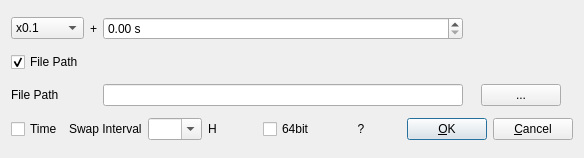
Before: the Qt Designer form app/qtapp/appcmn_qt/fileoptdlg.ui in lhuisman/myRTKLIB, drawn with Qt 5.
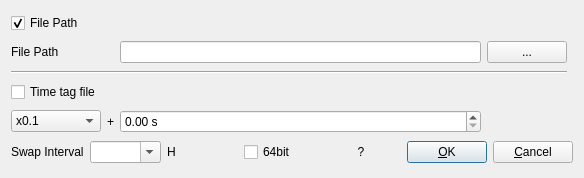
After: the same form once the commit is applied.

```diff
--- a/app/qtapp/appcmn_qt/fileoptdlg.ui
+++ b/app/qtapp/appcmn_qt/fileoptdlg.ui
@@ -7,7 +7,7 @@
     <x>0</x>
     <y>0</y>
     <width>584</width>
-    <height>158</height>
+    <height>178</height>
    </rect>
   </property>
   <property name="windowTitle">
@@ -17,7 +17,118 @@
    <string/>
   </property>
   <layout class="QGridLayout" name="gridLayout">
-   <item row="4" column="1" colspan="8">
+   <item row="4" column="1">
+    <widget class="QCheckBox" name="cBTimeTag">
+     <property name="toolTip">
+      <string>Generate time tag file</string>
+     </property>
+     <property name="text">
+      <string>Time tag file</string>
+     </property>
+    </widget>
+   </item>
+   <item row="2" column="1">
+    <widget class="QLabel" name="lbFilePath">
+     <property name="toolTip">
+      <string/>
+     </property>
+     <property name="text">
+      <string>File Path</string>
+     </property>
+    </widget>
+   </item>
+   <item row="1" column="1">
+    <widget class="QCheckBox" name="cBPathEnable">
+     <property name="toolTip">
+      <string>Specify file path</string>
+     </property>
+     <property name="text">
+      <string>File Path</string>
+     </property>
+     <property name="checked">
+      <bool>true</bool>
+     </property>
+    </widget>
+   </item>
+   <item row="5" column="1">
+    <widget class="QComboBox" name="cBTimeSpeed">
+     <property name="toolTip">
+      <string>File read speed</string>
+     </property>
+     <item>
+      <property name="text">
+       <string>x0.1</string>
+      </property>
+     </item>
+     <item>
+      <property name="text">
+       <string>x0.2</string>
+      </property>
+     </item>
+     <item>
+      <property name="text">
+       <string>x0.5</string>
+      </property>
+     </item>
+     <item>
+      <property name="text">
+       <string>x1</string>
+      </property>
+     </item>
+     <item>
+      <property name="text">
+       <string>x2</string>
+      </property>
+     </item>
+     <item>
+      <property name="text">
+       <string>x5</string>
+      </property>
+     </item>
+     <item>
+      <property name="text">
+       <string>x10</string>
+      </property>
+     </item>
+    </widget>
+   </item>
+   <item row="5" column="2">
+    <widget class="QLabel" name="lbPlus">
+     <property name="sizePolicy">
+      <sizepolicy hsizetype="Fixed" vsizetype="Preferred">
+       <horstretch>0</horstretch>
+       <verstretch>0</verstretch>
+      </sizepolicy>
+     </property>
+     <property name="text">
+      <string>+</string>
+     </property>
+    </widget>
+   </item>
+   <item row="5" column="3">
+    <widget class="QDoubleSpinBox" name="sBTimeStart">
+     <property name="toolTip">
+      <string>Start time</string>
+     </property>
+     <property name="suffix">
+      <string> s</string>
+     </property>
+     <property name="maximum">
+      <double>10000.000000000000000</double>
+     </property>
+    </widget>
+   </item>
+   <item row="2" column="3">
+    <widget class="QLineEdit" name="lEFilePath">
+     <property name="toolTip">
+      <string>File path</string>
+     </property>
+     <property name="text">
+      <string/>
+     </property>
+    </widget>
+   </item>
+   <item row="8" column="1" colspan="5">
     <widget class="QWidget" name="widget" native="true">
      <property name="sizePolicy">
       <sizepolicy hsizetype="Preferred" vsizetype="Maximum">
@@ -38,16 +149,6 @@
       <property name="bottomMargin">
        <number>0</number>
       </property>
-      <item>
-       <widget class="QCheckBox" name="cBTimeTag">
-        <property name="toolTip">
-         <string/>
-        </property>
-        <property name="text">
-         <string>Time</string>
-        </property>
-       </widget>
-      </item>
       <item>
        <widget class="QLabel" name="lbSwapInterval">
         <property name="toolTip">
@@ -175,18 +276,14 @@
      </layout>
     </widget>
    </item>
-   <item row="1" column="3">
-    <widget class="QDoubleSpinBox" name="sBTimeStart">
-     <property name="suffix">
-      <string> s</string>
-     </property>
-     <property name="maximum">
-      <double>10000.000000000000000</double>
-     </property>
-    </widget>
-   </item>
-   <item row="3" column="6">
+   <item row="2" column="4">
     <widget class="QPushButton" name="btnFilePath">
+     <property name="sizePolicy">
+      <sizepolicy hsizetype="Fixed" vsizetype="Fixed">
+       <horstretch>0</horstretch>
+       <verstretch>0</verstretch>
+      </sizepolicy>
+     </property>
      <property name="toolTip">
       <string/>
      </property>
@@ -195,85 +292,10 @@
      </property>
     </widget>
    </item>
-   <item row="3" column="1">
-    <widget class="QLabel" name="lbFilePath">
-     <property name="toolTip">
-      <string/>
-     </property>
-     <property name="text">
-      <string>File Path</string>
-     </property>
-    </widget>
-   </item>
-   <item row="1" column="2">
-    <widget class="QLabel" name="lbPlus">
-     <property name="text">
-      <string>+</string>
-     </property>
-    </widget>
-   </item>
-   <item row="3" column="3">
-    <widget class="QLineEdit" name="lEFilePath">
-     <property name="enabled">
-      <bool>true</bool>
-     </property>
-     <property name="toolTip">
-      <string/>
-     </property>
-     <property name="text">
-      <string/>
-     </property>
-    </widget>
-   </item>
-   <item row="1" column="1">
-    <widget class="QComboBox" name="cBTimeSpeed">
-     <property name="toolTip">
-      <string/>
-     </property>
-     <item>
-      <property name="text">
-       <string>x0.1</string>
-      </property>
-     </item>
-     <item>
-      <property name="text">
-       <string>x0.2</string>
-      </property>
-     </item>
-     <item>
-      <property name="text">
-       <string>x0.5</string>
-      </property>
-     </item>
-     <item>
-      <property name="text">
-       <string>x1</string>
-      </property>
-     </item>
-     <item>
-      <property name="text">
-       <string>x2</string>
-      </property>
-     </item>
-     <item>
-      <property name="text">
-       <string>x5</string>
-      </property>
-     </item>
-     <item>
-      <property name="text">
-       <string>x10</string>
-      </property>
-     </item>
-    </widget>
-   </item>
-   <item row="2" column="1">
-    <widget class="QCheckBox" name="cBPathEnable">
-     <property name="text">
-      <string>File Path</string>
-     </property>
-     <property name="checked">
-      <bool>true</bool>
+   <item row="3" column="1" colspan="4">
+    <widget class="Line" name="line">
+     <property name="orientation">
+      <enum>Qt::Horizontal</enum>
      </property>
     </widget>
    </item>
```
Left out of the diff: 14 changed lines with no effect on the pictures.
